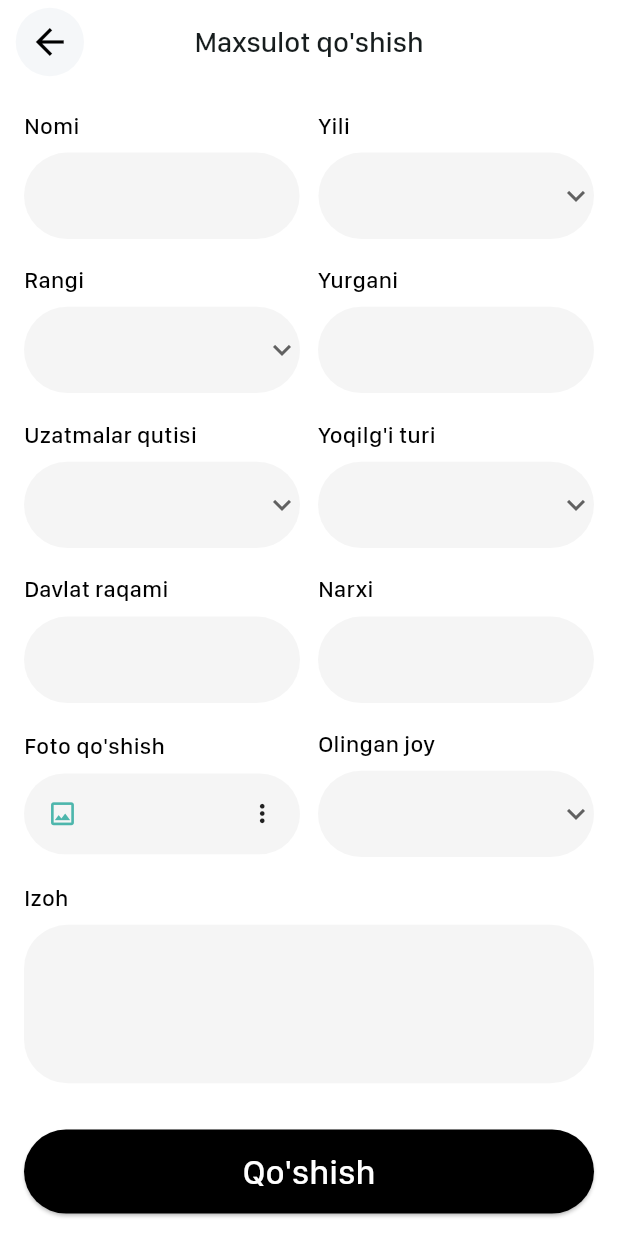
After one commit to IbrokhimSidikov/tezqu, a Flutter app: the AddProduct screen opened by its route, on a phone screen of 412 x 824 dp. The commit adds this screen. Run offline on Flutter 3.47's test engine with Material 3 defaults, Android fonts, the phone set to English and light mode, and no system bars; our stand-ins replace bloc, cached_network_image, connectivity_plus, dartz, dio, equatable and 13 more; missing offline and left inert: iconify_flutter; accounts and stored records are empty; project files that could hold a hidden picture were left out.

Commit message:
add_product page

```diff
--- a/lib/core/router/app_routes.dart
+++ b/lib/core/router/app_routes.dart
@@ -7,6 +7,7 @@ import 'package:tezqu/features/contracts/presentation/pages/contracts.dart';
 import 'package:tezqu/features/home/presentation/pages/home.dart';
 import 'package:tezqu/features/onboard/presentation/pages/onboard.dart';
 import 'package:tezqu/features/onboard/presentation/pages/splash_page.dart';
+import 'package:tezqu/features/warehouse/presentation/pages/add_product.dart';
 
 import '../../features/auth/presentation/pages/auth_page.dart';
 import '../../features/auth/presentation/pages/login_page.dart';
@@ -40,6 +41,7 @@ class AppRoutes {
   static const String notifications = '/notifications';
   static const String contracts = '/contracts';
   static const String contractDetails = '/contractDetails';
+  static const String addProduct = '/addProduct';
 
   static final GoRouter router = GoRouter(
     initialLocation: splash,
@@ -162,6 +164,12 @@ class AppRoutes {
           return ContractDetails(contract: contract);
         },
       ),
+      GoRoute(
+        path: addProduct,
+        name: 'addProduct',
+        builder: (context, state) => const AddProduct(),
+      ),
+
     ],
   );
 }
--- /dev/null
+++ b/lib/features/warehouse/presentation/pages/add_product.dart
@@ -0,0 +1,363 @@
+import 'package:flutter/material.dart';
+import 'package:flutter_screenutil/flutter_screenutil.dart';
+import 'package:image_picker/image_picker.dart';
+
+import '../../../../core/constants/app_colors.dart';
+
+class AddProduct extends StatefulWidget {
+  const AddProduct({super.key});
+
+  @override
+  State<AddProduct> createState() => _AddProductState();
+}
+
+class _AddProductState extends State<AddProduct> {
+  final _formKey = GlobalKey<FormState>();
+  final _nomiController = TextEditingController();
+  final _yiliController = TextEditingController();
+  final _davlatRaqamiController = TextEditingController();
+  final _narxiController = TextEditingController();
+  final _izohController = TextEditingController();
+
+  String? _selectedRangi;
+  String? _selectedYurgani;
+  String? _selectedUzatmalar;
+  String? _selectedYoqilgi;
+  String? _selectedOlinganJoy;
+  XFile? _selectedImage;
+
+  final List<String> _ranglar = ['Qora', 'Oq', 'Kulrang', 'Qizil', 'Ko\'k'];
+  final List<String> _yurganlar = ['O\'zbekiston', 'Rossiya', 'Xitoy', 'Koreya', 'Yaponiya'];
+  final List<String> _uzatmalarQutisi = ['Mexanika', 'Avtomat', 'Robot'];
+  final List<String> _yoqilgiTurlari = ['Benzin', 'Dizel', 'Gaz', 'Elektr', 'Gibrid'];
+  final List<String> _olinganJoylar = ['Toshkent', 'Samarqand', 'Buxoro', 'Andijon', 'Farg\'ona'];
+
+  final ImagePicker _picker = ImagePicker();
+
+  @override
+  void dispose() {
+    _nomiController.dispose();
+    _yiliController.dispose();
+    _davlatRaqamiController.dispose();
+    _narxiController.dispose();
+    _izohController.dispose();
+    super.dispose();
+  }
+
+  Future<void> _pickImage() async {
+    final XFile? image = await _picker.pickImage(source: ImageSource.gallery);
+    if (image != null) {
+      setState(() {
+        _selectedImage = image;
+      });
+    }
+  }
+
+  void _submitForm() {
+    if (_formKey.currentState!.validate()) {
+      // Handle form submission
+      ScaffoldMessenger.of(context).showSnackBar(
+        const SnackBar(content: Text('Maxsulot qo\'shildi')),
+      );
+    }
+  }
+
+  @override
+  Widget build(BuildContext context) {
+    return Scaffold(
+      backgroundColor: AppColors.cxWhite,
+      appBar: AppBar(
+        backgroundColor:AppColors.cxWhite,
+        elevation: 0,
+        leading: Padding(
+          padding: EdgeInsets.only(left: 10.w),
+          child: Container(
+            decoration: BoxDecoration(
+              shape: BoxShape.circle,
+              color: const Color(0xFFF5F7F9),
+            ),
+            child: IconButton(
+              iconSize: 29.sp,
+              icon: Icon(Icons.arrow_back),
+              color: Colors.black,
+              onPressed: () {
+                Navigator.pop(context);
+              },
+            ),
+          ),
+        ),
+        title: Text(
+          'Maxsulot qo\'shish',
+          style: TextStyle(fontSize: 20.sp, fontWeight: FontWeight.w500),
+        ),
+        centerTitle: true,
+      ),
+      body: Form(
+        key: _formKey,
+        child: ListView(
+          padding: const EdgeInsets.all(16),
+          children: [
+            Row(
+              children: [
+                Expanded(
+                  child: _buildTextField(
+                    label: 'Nomi',
+                    controller: _nomiController,
+                  ),
+                ),
+                SizedBox(width: 12.w,),
+                Expanded(
+                  child: _buildDropdown(
+                    label: 'Yili',
+                    value: _selectedYurgani,
+                    items: List.generate(30, (index) => (2025 - index).toString()),
+                    onChanged: (value) => setState(() => _selectedYurgani = value),
+                  ),
+                ),
+              ],
+            ),
+            SizedBox(height: 16.h),
+            Row(
+              children: [
+                Expanded(
+                  child: _buildDropdown(
+                    label: 'Rangi',
+                    value: _selectedRangi,
+                    items: _ranglar,
+                    onChanged: (value) => setState(() => _selectedRangi = value),
+                  ),
+                ),
+                const SizedBox(width: 12),
+                Expanded(
+                  child: _buildTextField(
+                    label: 'Yurgani',
+                    controller: TextEditingController(),
+                  ),
+                ),
+              ],
+            ),
+            const SizedBox(height: 16),
+            Row(
+              children: [
+                Expanded(
+                  child: _buildDropdown(
+                    label: 'Uzatmalar qutisi',
+                    value: _selectedUzatmalar,
+                    items: _uzatmalarQutisi,
+                    onChanged: (value) => setState(() => _selectedUzatmalar = value),
+                  ),
+                ),
+                const SizedBox(width: 12),
+                Expanded(
+                  child: _buildDropdown(
+                    label: 'Yoqilg\'i turi',
+                    value: _selectedYoqilgi,
+                    items: _yoqilgiTurlari,
+                    onChanged: (value) => setState(() => _selectedYoqilgi = value),
+                  ),
+                ),
+              ],
+            ),
+            const SizedBox(height: 16),
+            Row(
+              children: [
+                Expanded(
+                  child: _buildTextField(
+                    label: 'Davlat raqami',
+                    controller: _davlatRaqamiController,
+                  ),
+                ),
+                const SizedBox(width: 12),
+                Expanded(
+                  child: _buildTextField(
+                    label: 'Narxi',
+                    controller: _narxiController,
+                    keyboardType: TextInputType.number,
+                  ),
+                ),
+              ],
+            ),
+            SizedBox(height: 16.h),
+            Row(
+              children: [
+                Expanded(
+                  child: _buildImagePicker(),
+                ),
+                const SizedBox(width: 12),
+                Expanded(
+                  child: _buildDropdown(
+                    label: 'Olingan joy',
+                    value: _selectedOlinganJoy,
+                    items: _olinganJoylar,
+                    onChanged: (value) => setState(() => _selectedOlinganJoy = value),
+                  ),
+                ),
+              ],
+            ),
+            SizedBox(height: 16.h),
+            _buildTextField(
+              label: 'Izoh',
+              controller: _izohController,
+              maxLines: 3,
+            ),
+            SizedBox(height: 32.h),
+            SizedBox(
+              height: 56,
+              child: ElevatedButton(
+                onPressed: _submitForm,
+                style: ElevatedButton.styleFrom(
+                  backgroundColor: AppColors.cxBlack,
+                  shape: RoundedRectangleBorder(
+                    borderRadius: BorderRadius.circular(30.r),
+                  ),
+                ),
+                child: Text(
+                  'Qo\'shish',
+                  style: TextStyle(
+                    fontSize: 24.sp,
+                    fontWeight: FontWeight.w500,
+                    color: Colors.white,
+                  ),
+                ),
+              ),
+            ),
+          ],
+        ),
+      ),
+    );
+  }
+
+  Widget _buildTextField({
+    required String label,
+    required TextEditingController controller,
+    TextInputType? keyboardType,
+    int maxLines = 1,
+  }) {
+    return Column(
+      crossAxisAlignment: CrossAxisAlignment.start,
+      children: [
+        Text(
+          label,
+          style: TextStyle(
+            fontSize: 16.sp,
+            fontWeight: FontWeight.w500,
+            color: AppColors.cxBlack,
+          ),
+        ),
+        SizedBox(height: 8.h),
+        TextFormField(
+          controller: controller,
+          keyboardType: keyboardType,
+          maxLines: maxLines,
+          decoration: InputDecoration(
+            filled: true,
+            fillColor: const Color(0xFFF5F5F5),
+            border: OutlineInputBorder(
+              borderRadius: BorderRadius.circular(30.r),
+              borderSide: BorderSide.none,
+            ),
+            contentPadding: EdgeInsets.symmetric(
+              horizontal: 16.h,
+              vertical: 16.w,
+            ),
+          ),
+        ),
+      ],
+    );
+  }
+
+  Widget _buildDropdown({
+    required String label,
+    required String? value,
+    required List<String> items,
+    required ValueChanged<String?> onChanged,
+  }) {
+    return Column(
+      crossAxisAlignment: CrossAxisAlignment.start,
+      children: [
+        Text(
+          label,
+          style: TextStyle(
+            fontSize: 16.sp,
+            fontWeight: FontWeight.w500,
+            color: Colors.black,
+          ),
+        ),
+        SizedBox(height: 8.h),
+        Container(
+          decoration: BoxDecoration(
+            color: const Color(0xFFF5F5F5),
+            borderRadius: BorderRadius.circular(30.r),
+          ),
+          child: DropdownButtonFormField<String>(
+            value: value,
+            decoration: InputDecoration(
+              border: InputBorder.none,
+              contentPadding: EdgeInsets.symmetric(
+                horizontal: 16.h,
+                vertical: 16.w,
+              ),
+            ),
+            icon: const Icon(Icons.keyboard_arrow_down),
+            hint: const Text(''),
+            items: items.map((String item) {
+              return DropdownMenuItem<String>(
+                value: item,
+                child: Text(item),
+              );
+            }).toList(),
+            onChanged: onChanged,
+          ),
+        ),
+      ],
+    );
+  }
+
+  Widget _buildImagePicker() {
+    return Column(
+      crossAxisAlignment: CrossAxisAlignment.start,
+      children: [
+        Text(
+          'Foto qo\'shish',
+          style: TextStyle(
+            fontSize: 16.sp,
+            fontWeight: FontWeight.w500,
+            color: AppColors.cxBlack,
+          ),
+        ),
+        SizedBox(height: 8.h),
+        InkWell(
+          onTap: _pickImage,
+          child: Container(
+            padding: EdgeInsets.symmetric(horizontal: 16.h, vertical: 16.w),
+            decoration: BoxDecoration(
+              color: const Color(0xFFF5F5F5),
+              borderRadius: BorderRadius.circular(30.r),
+            ),
+            child: Row(
+              children: [
+                Icon(
+                  Icons.image_outlined,
+                  color: Colors.teal.shade300,
+                  size: 21.sp,
+                ),
+                SizedBox(width: 8.w),
+                Expanded(
+                  child: Text(
+                    _selectedImage?.name ?? '',
+                    style: TextStyle(fontSize: 14.sp),
+                    overflow: TextOverflow.ellipsis,
+                  ),
+                ),
+                Icon(
+                  Icons.more_vert,
+                  size: 20.sp,
+                ),
+              ],
+            ),
+          ),
+        ),
+      ],
+    );
+  }
+}
--- a/lib/features/warehouse/presentation/pages/warehouse.dart
+++ b/lib/features/warehouse/presentation/pages/warehouse.dart
@@ -108,7 +108,9 @@ class _WarehouseState extends State<Warehouse> {
                   iconSize: 29.sp,
                   icon: Icon(Icons.add),
                   color: AppColors.cx43C19F,
-                  onPressed: () {},
+                  onPressed: () {
+                    context.push(AppRoutes.addProduct);
+                  },
                 ),
               ),
             ),
--- a/lib/main.dart
+++ b/lib/main.dart
@@ -2,6 +2,7 @@ import 'package:flutter/material.dart';
 import 'package:flutter_bloc/flutter_bloc.dart';
 import 'package:flutter_dotenv/flutter_dotenv.dart';
 import 'package:flutter_screenutil/flutter_screenutil.dart';
+import 'package:tezqu/core/constants/app_colors.dart';
 import 'package:tezqu/core/router/app_routes.dart';
 
 import 'core/di/di.dart';
@@ -36,7 +37,7 @@ class MyApp extends StatelessWidget {
             debugShowCheckedModeBanner: false,
             theme: ThemeData(
               colorScheme: ColorScheme.fromSeed(
-                  seedColor: const Color.fromARGB(255, 214, 135, 18),
+                  seedColor: AppColors.cxWhite,
               ),
               useMaterial3: true,
               fontFamily: 'SFCompact',
--- a/pubspec.yaml
+++ b/pubspec.yaml
@@ -34,6 +34,7 @@ dependencies:
   shimmer: ^3.0.0
   url_launcher: ^6.3.1
   cached_network_image: ^3.4.1
+  image_picker: ^1.0.7
 
 dev_dependencies:
   flutter_test:
```
Also changed, not shown: pubspec.lock, 5 other files.
